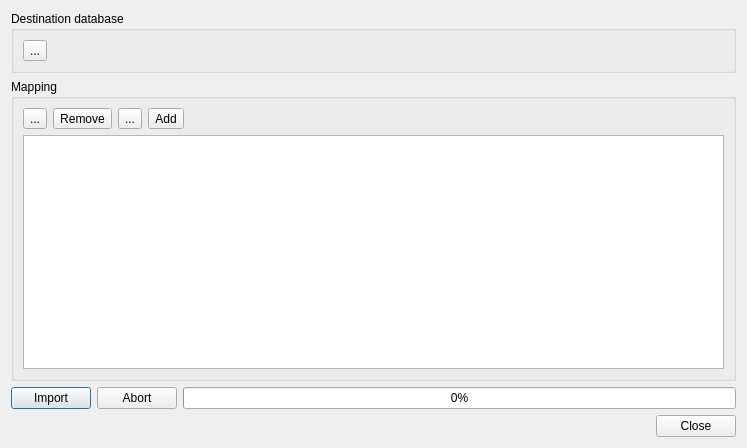
Above: src/mdtdatabase/mdt/sql/copier/CsvFileImportDialog.ui from scandyna/multidiagtools before the change. Below: the same form after it.
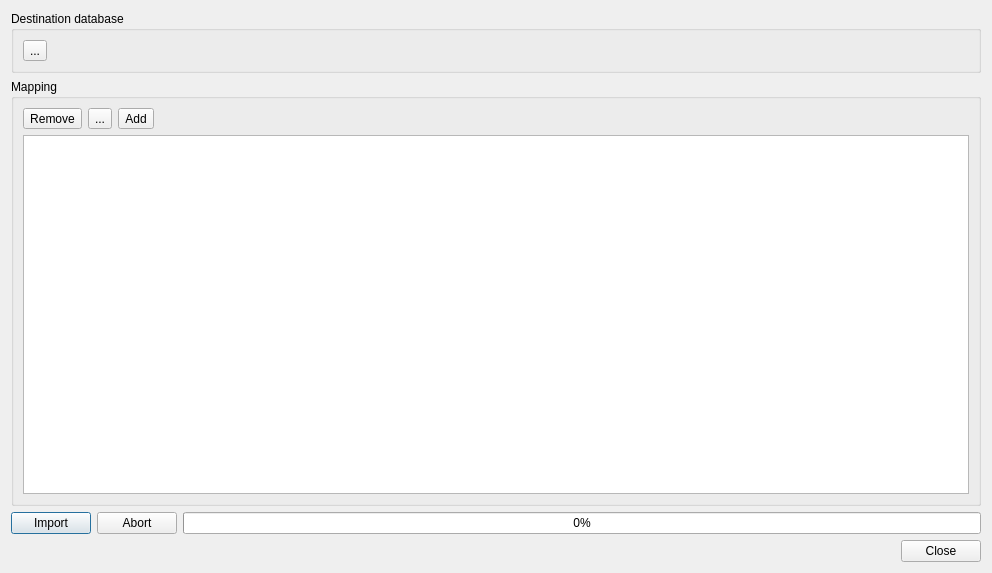
That is the form after the change. Icons and pictures are not drawn. Custom widgets are drawn as their Qt base class.

Commit message: Workin on CSV import

What changed in the file:
```diff
--- a/src/mdtdatabase/mdt/sql/copier/CsvFileImportDialog.ui
+++ b/src/mdtdatabase/mdt/sql/copier/CsvFileImportDialog.ui
@@ -6,8 +6,8 @@
    <rect>
     <x>0</x>
     <y>0</y>
-    <width>747</width>
-    <height>448</height>
+    <width>992</width>
+    <height>573</height>
    </rect>
   </property>
   <property name="windowTitle">
@@ -48,21 +48,6 @@
      <layout class="QVBoxLayout" name="verticalLayout">
       <item>
        <layout class="QHBoxLayout" name="horizontalLayout">
-        <item>
-         <widget class="QToolButton" name="tbResetMapping">
-          <property name="toolTip">
-           <string>Reset mapping</string>
-          </property>
-          <property name="text">
-           <string>...</string>
-          </property>
-          <property name="icon">
-           <iconset theme="edit-clear">
-            <normaloff/>
-           </iconset>
-          </property>
-         </widget>
-        </item>
         <item>
          <widget class="QToolButton" name="tbRemoveCopyItem">
           <property name="text">
```
The commit also changes 13 other files.
